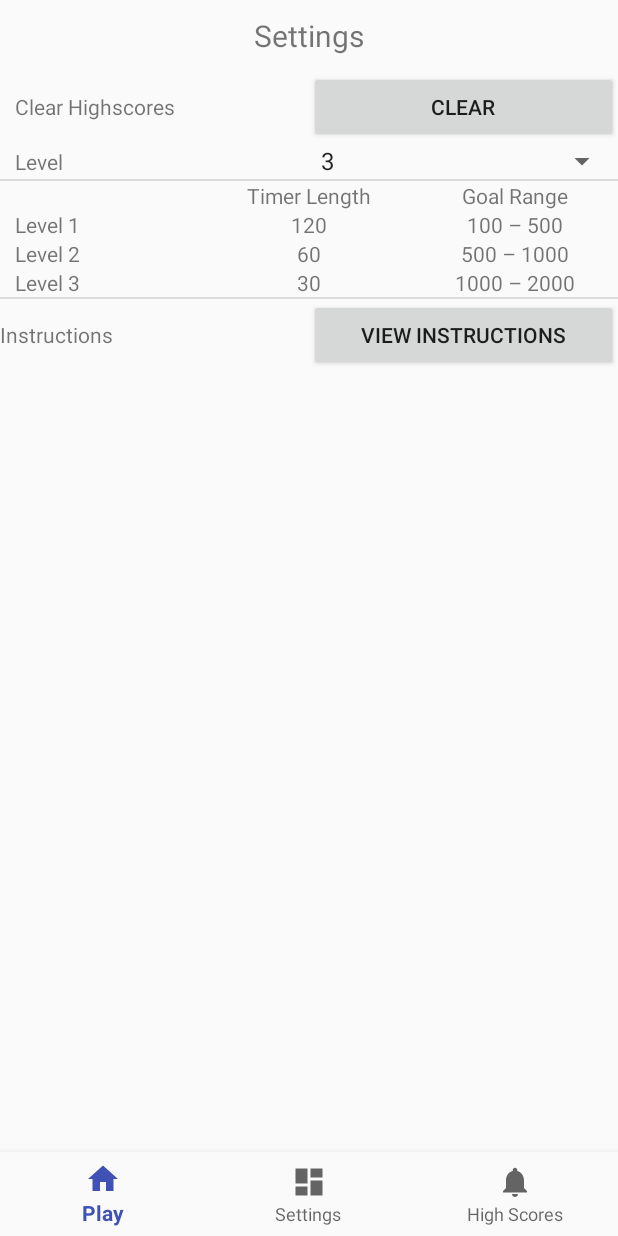
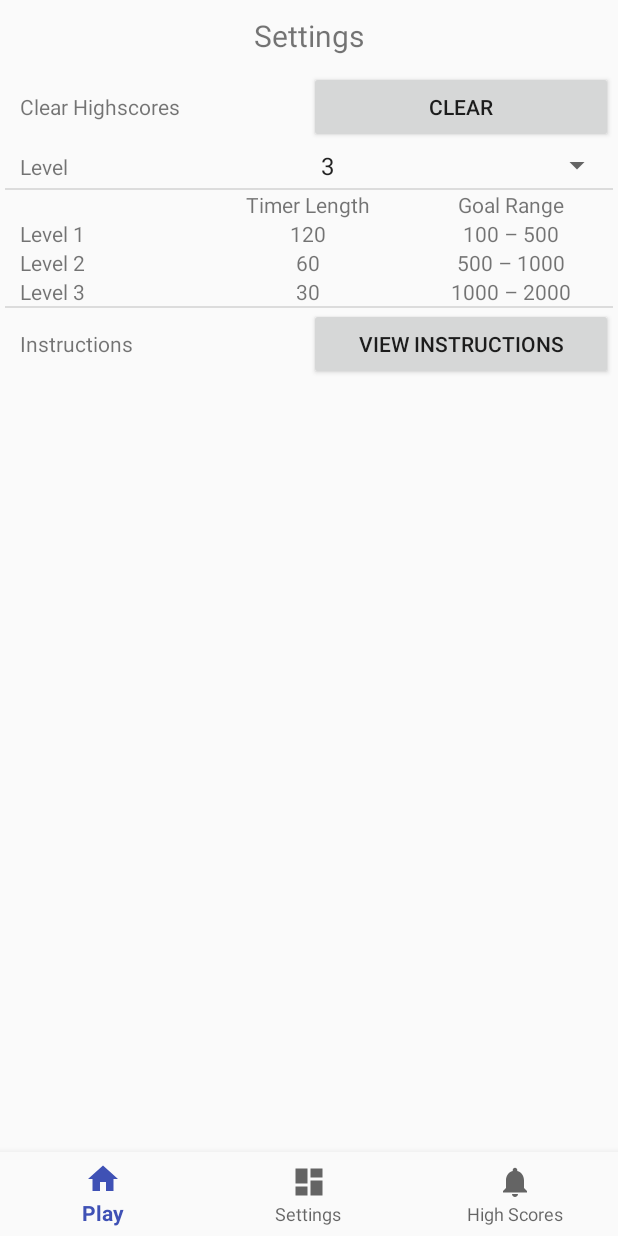
Before and after one commit to chris-breed/mc-a2, an Android app: the fragment SettingsFragment placed in its activity, on a phone screen of 412 x 824 dp. Run offline under Robolectric (Android 15) with nearby library versions, the phone set to English and light mode, and no system bars.

Commit message:
increase size of level selecting box

```diff
--- a/app/src/main/res/layout/fragment_settings.xml
+++ b/app/src/main/res/layout/fragment_settings.xml
@@ -4,9 +4,9 @@
     android:layout_width="match_parent"
     android:layout_height="wrap_content"
     android:orientation="vertical"
+    android:paddingLeft="3dp"
+    android:paddingRight="3dp"
     tools:context=".SettingsFragment">
-
-
 
 
     <TextView
@@ -41,7 +41,7 @@
 
     <LinearLayout
         android:layout_width="match_parent"
-        android:layout_height="match_parent"
+        android:layout_height="30dp"
         android:layout_weight="1"
         android:orientation="horizontal">
 
@@ -55,7 +55,7 @@
         <Spinner
             android:id="@+id/spin_level"
             android:layout_width="0dp"
-            android:layout_height="wrap_content"
+            android:layout_height="match_parent"
             android:layout_weight="0.5" />
     </LinearLayout>
 
@@ -197,6 +197,7 @@
             android:layout_width="0dp"
             android:layout_height="wrap_content"
             android:layout_weight="1"
+            android:paddingLeft="10dp"
             android:text="Instructions" />
 
         <Button
```
Also changed, not shown: app/src/main/java/com/practicals/chris/a2/MainActivity.java (+3 -4 lines).
